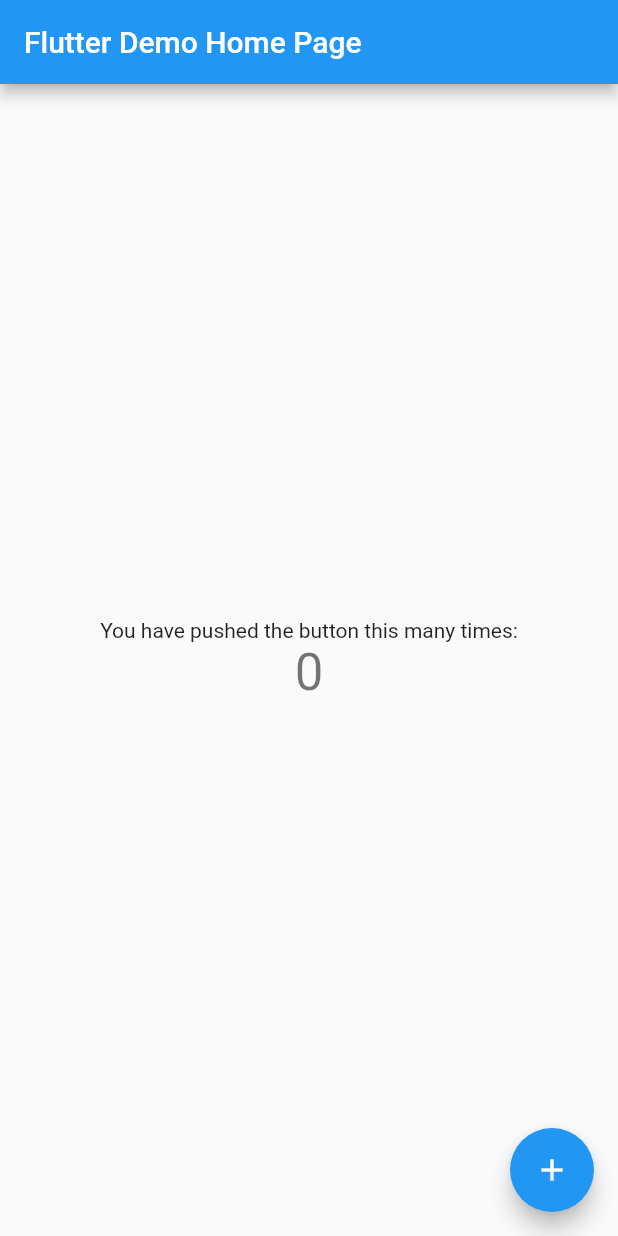
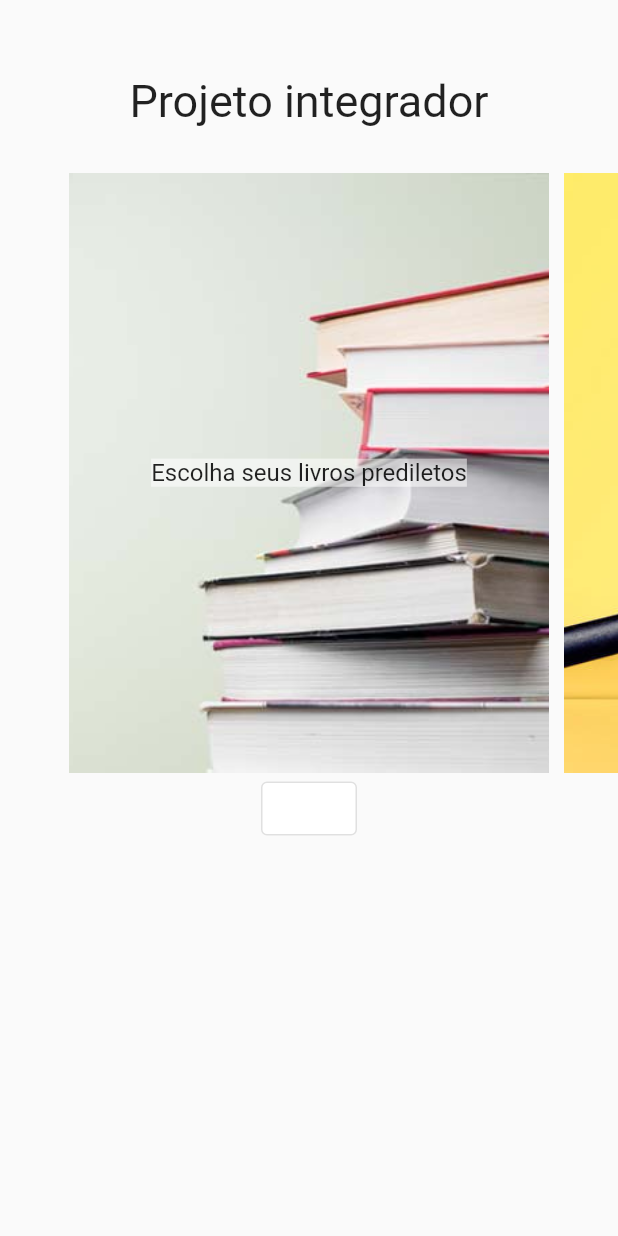
Before and after one commit to joao-vgarcia/projeto-integrador-flutter, a Flutter app: the screen it shows after launch, on a phone screen of 412 x 824 dp. Run offline on Flutter 3.47's test engine with Material 2 defaults, Android fonts, the phone set to English and light mode, and no system bars; drawn by our look-alikes of carousel_slider.

Commit message:
create carousel page

```diff
--- /dev/null
+++ b/lib/carousel_page.dart
@@ -0,0 +1,95 @@
+import 'package:carousel_slider/carousel_slider.dart';
+import 'package:flutter/material.dart';
+
+class CarousselPage extends StatefulWidget {
+  const CarousselPage({super.key});
+
+  @override
+  State<CarousselPage> createState() => _CarousselPageState();
+}
+
+class _CarousselPageState extends State<CarousselPage> {
+  bool botaoHabilitado = false;
+
+  final List<AssetImage> images = [
+    const AssetImage('assets/images/img1.jpg'),
+    const AssetImage('assets/images/img2.jpg'),
+    const AssetImage('assets/images/img3.jpg'),
+    const AssetImage('assets/images/img4.jpg'),
+  ];
+
+  final List<String> texts = [
+    'Escolha seus livros prediletos',
+    'Busque por novos livros',
+    'Mantenha o histórico de leitura',
+    'Receba recomendações de leitura personalizadas'
+  ];
+
+  void habilitarBotao(int pageNumber) {
+    if(pageNumber == 3) {
+      setState(() {
+        botaoHabilitado = true;
+      });
+    }
+  }
+
+  @override
+  Widget build(BuildContext context) {
+    return Scaffold(
+      body: Column(
+        children: [
+          const Padding(
+            padding: EdgeInsets.only(top: 50, bottom: 30),
+            child: Text(
+              'Projeto integrador',
+              style: TextStyle(
+                fontSize: 30,
+              ),
+            ),
+          ),
+          CarouselSlider(
+            options: CarouselOptions(
+              height: 400.0,
+              initialPage: 0,
+              enableInfiniteScroll: false,
+              onPageChanged: ((index, reason) => habilitarBotao(index))
+            ),
+            items: [0, 1, 2, 3].map((i) {
+              return Builder(
+                builder: (BuildContext context) {
+                  return Container(
+                    width: MediaQuery.of(context).size.width,
+                    margin: const EdgeInsets.symmetric(horizontal: 5.0),
+                    decoration: BoxDecoration(
+                      image: DecorationImage(
+                        image: images[i],
+                        fit: BoxFit.cover,
+                      ),
+                    ),
+                    child: Center(
+                      child:
+                          Text(
+                            texts[i],
+                            style: const TextStyle(
+                              fontSize: 16.0,
+                              backgroundColor: Color(0x88FFFFFF)
+                            ),
+                          ),
+                      )
+                  );
+                },
+              );
+            }).toList(),
+          ),
+          OutlinedButton(
+            style: ButtonStyle(
+              backgroundColor: botaoHabilitado ? const MaterialStatePropertyAll<Color>(Color(0xff120a8f)) : const MaterialStatePropertyAll<Color>(Color(0xfffffffff)),
+            ),
+            child: Text(botaoHabilitado ? 'Entrar' : ''),
+            onPressed: () => botaoHabilitado ? print('pode seguir para proxima tela') : null,
+          )
+        ],
+      ),
+    );
+  }
+}
--- a/lib/main.dart
+++ b/lib/main.dart
@@ -1,4 +1,5 @@
 import 'package:flutter/material.dart';
+import 'package:projeto_integrador/carousel_page.dart';
 
 void main() {
   runApp(const MyApp());
@@ -6,110 +7,14 @@
 
 class MyApp extends StatelessWidget {
   const MyApp({super.key});
-
-  // This widget is the root of your application.
   @override
   Widget build(BuildContext context) {
     return MaterialApp(
-      title: 'Flutter Demo',
+      title: 'Projeto integrador',
       theme: ThemeData(
-        // This is the theme of your application.
-        //
-        // Try running your application with "flutter run". You'll see the
-        // application has a blue toolbar. Then, without quitting the app, try
-        // changing the primarySwatch below to Colors.green and then invoke
-        // "hot reload" (press "r" in the console where you ran "flutter run",
-        // or simply save your changes to "hot reload" in a Flutter IDE).
-        // Notice that the counter didn't reset back to zero; the application
-        // is not restarted.
-        primarySwatch: Colors.blue,
+        primarySwatch: Colors.yellow,
       ),
-      home: const MyHomePage(title: 'Flutter Demo Home Page'),
+      home: const CarousselPage(),
     );
   }
 }
-
-class MyHomePage extends StatefulWidget {
-  const MyHomePage({super.key, required this.title});
-
-  // This widget is the home page of your application. It is stateful, meaning
-  // that it has a State object (defined below) that contains fields that affect
-  // how it looks.
-
-  // This class is the configuration for the state. It holds the values (in this
-  // case the title) provided by the parent (in this case the App widget) and
-  // used by the build method of the State. Fields in a Widget subclass are
-  // always marked "final".
-
-  final String title;
-
-  @override
-  State<MyHomePage> createState() => _MyHomePageState();
-}
-
-class _MyHomePageState extends State<MyHomePage> {
-  int _counter = 0;
-
-  void _incrementCounter() {
-    setState(() {
-      // This call to setState tells the Flutter framework that something has
-      // changed in this State, which causes it to rerun the build method below
-      // so that the display can reflect the updated values. If we changed
-      // _counter without calling setState(), then the build method would not be
-      // called again, and so nothing would appear to happen.
-      _counter++;
-    });
-  }
-
-  @override
-  Widget build(BuildContext context) {
-    // This method is rerun every time setState is called, for instance as done
-    // by the _incrementCounter method above.
-    //
-    // The Flutter framework has been optimized to make rerunning build methods
-    // fast, so that you can just rebuild anything that needs updating rather
-    // than having to individually change instances of widgets.
-    return Scaffold(
-      appBar: AppBar(
-        // Here we take the value from the MyHomePage object that was created by
-        // the App.build method, and use it to set our appbar title.
-        title: Text(widget.title),
-      ),
-      body: Center(
-        // Center is a layout widget. It takes a single child and positions it
-        // in the middle of the parent.
-        child: Column(
-          // Column is also a layout widget. It takes a list of children and
-          // arranges them vertically. By default, it sizes itself to fit its
-          // children horizontally, and tries to be as tall as its parent.
-          //
-          // Invoke "debug painting" (press "p" in the console, choose the
-          // "Toggle Debug Paint" action from the Flutter Inspector in Android
-          // Studio, or the "Toggle Debug Paint" command in Visual Studio Code)
-          // to see the wireframe for each widget.
-          //
-          // Column has various properties to control how it sizes itself and
-          // how it positions its children. Here we use mainAxisAlignment to
-          // center the children vertically; the main axis here is the vertical
-          // axis because Columns are vertical (the cross axis would be
-          // horizontal).
-          mainAxisAlignment: MainAxisAlignment.center,
-          children: <Widget>[
-            const Text(
-              'You have pushed the button this many times:',
-            ),
-            Text(
-              '$_counter',
-              style: Theme.of(context).textTheme.headline4,
-            ),
-          ],
-        ),
-      ),
-      floatingActionButton: FloatingActionButton(
-        onPressed: _incrementCounter,
-        tooltip: 'Increment',
-        child: const Icon(Icons.add),
-      ), // This trailing comma makes auto-formatting nicer for build methods.
-    );
-  }
-}
```
Also changed, not shown: pubspec.yaml (+8 -44 lines), assets/images/img1.jpg (added), assets/images/img2.jpg (added), assets/images/img3.jpg (added), assets/images/img4.jpg (added), pubspec.lock.
